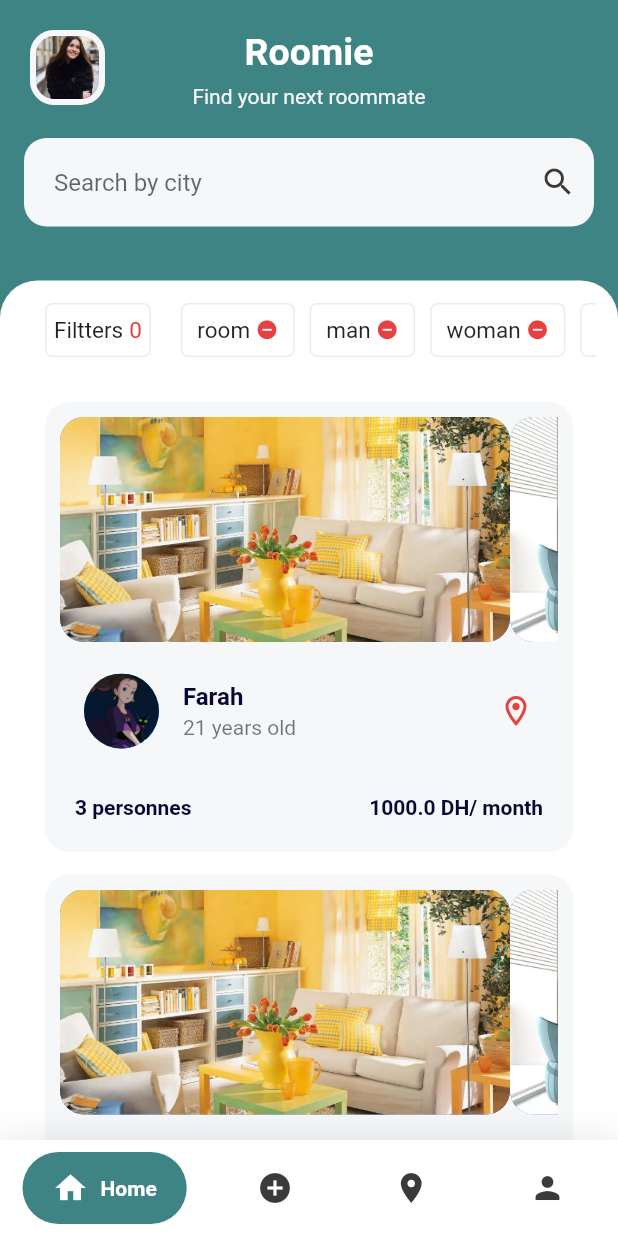
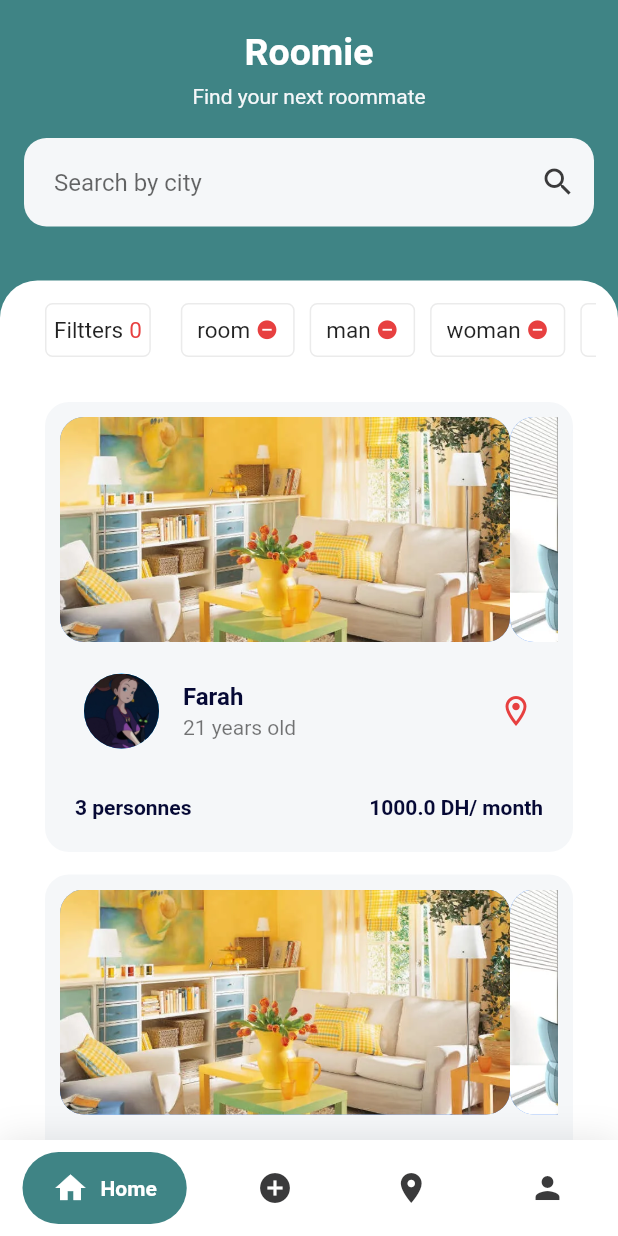
Before and after one commit to Ray0Emma/Roomie, a Flutter app: the screen it shows after launch, on a phone screen of 412 x 824 dp. Run offline on Flutter 3.47's test engine with Material 2 defaults, Android fonts, the light colour scheme and no system bars; drawn by our look-alikes of google_nav_bar; our stand-ins replace animated_splash_screen, awesome_snackbar_content, cloud_firestore, firebase_auth, firebase_core, firebase_storage and 3 more; missing offline and left inert: multiselect_formfield; accounts and stored records are empty.

Commit message:
feat: hide/show user profile

```diff
--- a/lib/views/Home/widgets/appbar.dart
+++ b/lib/views/Home/widgets/appbar.dart
@@ -1,5 +1,6 @@
 // ignore_for_file: prefer_const_constructors, prefer_const_literals_to_create_immutables, non_constant_identifier_names
 
+import 'package:firebase_auth/firebase_auth.dart';
 import 'package:flutter/material.dart';
 import 'package:roomie/resources/app_colors.dart';
 import '../widgets/searchBar.dart';
@@ -15,13 +16,16 @@ Widget MyAppBar() {
             Container(
               height: 50,
               width: 50,
-              decoration: BoxDecoration(
-                  borderRadius: BorderRadius.circular(16),
-                  // color: Colors.blueAccent,
-                  border: Border.all(color: AppColors.GRAY_COLOR, width: 4),
-                  image: DecorationImage(
-                      image: AssetImage("assets/images/users/user1.jpg"),
-                      fit: BoxFit.cover)),
+              decoration: (FirebaseAuth.instance.currentUser != null)
+                  ? BoxDecoration(
+                      borderRadius: BorderRadius.circular(16),
+                      // color: Colors.blueAccent,
+                      border: Border.all(color: AppColors.GRAY_COLOR, width: 4),
+                      image: DecorationImage(
+                          image: AssetImage(
+                              "assets/images/users/user1.jpg"), //user profile
+                          fit: BoxFit.cover))
+                  : null,
             ),
             Align(
               alignment: Alignment.center,
```
